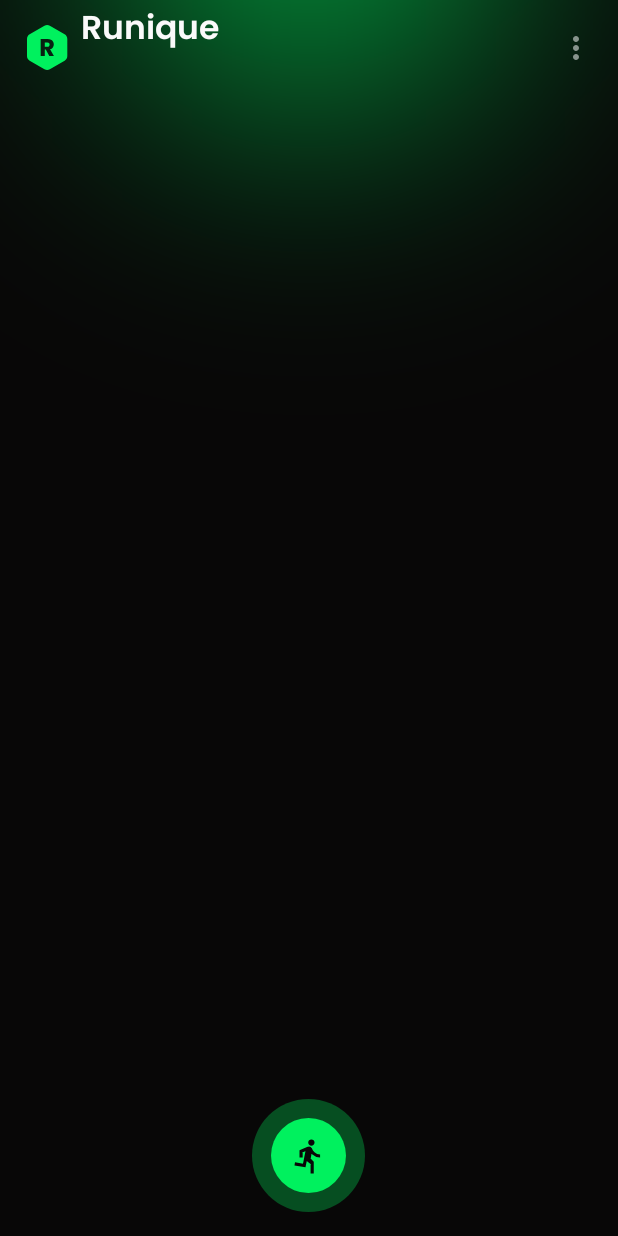
After one commit to MatanSofer/TrackerRunningApp, an Android app built with Jetpack Compose: the composable RunOverviewScreen shown on its own in the app's theme, on a phone screen of 412 x 824 dp. The commit adds this screen. Run offline under Robolectric (Android 15) with nearby library versions, the phone set to English and light mode, and no system bars.

Commit message:
create run overview screen skeleton

```diff
--- a/app/src/main/java/com/example/trackerrunningapp/NavigationRoot.kt
+++ b/app/src/main/java/com/example/trackerrunningapp/NavigationRoot.kt
@@ -10,6 +10,7 @@ import androidx.navigation.navigation
 import com.matans.auth.presentation.intro.IntroScreenRoot
 import com.matans.auth.presentation.login.LoginScreenRoot
 import com.matans.auth.presentation.register.RegisterScreenRoot
+import com.matans.run.presentation.run_overview.RunOverviewScreenRoot
 
 @Composable
 fun NavigationRoot(
@@ -83,7 +84,7 @@ private fun NavGraphBuilder.runGraph(navController: NavHostController) {
         route = "run"
     ) {
         composable("run_overview") {
-            Text(text = "Run overview!")
+            RunOverviewScreenRoot()
         }
     }
 }
--- /dev/null
+++ b/core/presentation/designsystem/src/main/java/com/matans/core/presentation/designsystem/components/RuniqueFloatingActionButton.kt
@@ -0,0 +1,66 @@
+package com.matans.core.presentation.designsystem.components
+
+import androidx.compose.foundation.background
+import androidx.compose.foundation.clickable
+import androidx.compose.foundation.layout.Box
+import androidx.compose.foundation.layout.padding
+import androidx.compose.foundation.layout.size
+import androidx.compose.foundation.shape.CircleShape
+import androidx.compose.material3.Icon
+import androidx.compose.material3.MaterialTheme
+import androidx.compose.runtime.Composable
+import androidx.compose.ui.Alignment
+import androidx.compose.ui.Modifier
+import androidx.compose.ui.draw.clip
+import androidx.compose.ui.graphics.vector.ImageVector
+import androidx.compose.ui.tooling.preview.Preview
+import androidx.compose.ui.unit.Dp
+import androidx.compose.ui.unit.dp
+import com.matans.core.presentation.designsystem.RunIcon
+import com.matans.core.presentation.designsystem.RuniqueTheme
+
+@Composable
+fun RuniqueFloationActionButton(
+    icon: ImageVector,
+    onClick: () -> Unit,
+    modifier: Modifier =Modifier,
+    contentDescription: String? = null,
+    iconSize: Dp = 25.dp
+) {
+    Box(
+        modifier = Modifier
+            .size(75.dp)
+            .clip(CircleShape)
+            .background(MaterialTheme.colorScheme.primary.copy(alpha = 0.3f))
+            .clickable(onClick = onClick),
+        contentAlignment = Alignment.Center
+    ) {
+        Box(
+            modifier = Modifier
+                .size(50.dp)
+                .clip(CircleShape)
+                .background(MaterialTheme.colorScheme.primary)
+                .padding(12.dp),
+            contentAlignment = Alignment.Center
+        ){
+            Icon(
+                imageVector = icon,
+                contentDescription =contentDescription,
+                tint = MaterialTheme.colorScheme.onPrimary,
+                modifier = Modifier.size(iconSize)
+
+            )
+        }
+    }
+}
+
+@Preview
+@Composable
+private fun RuniqueFloationActionButtonPreview() {
+    RuniqueTheme {
+        RuniqueFloationActionButton(
+            icon = RunIcon,
+            onClick = { /*TODO*/ }
+        )
+    }
+}
--- /dev/null
+++ b/core/presentation/designsystem/src/main/java/com/matans/core/presentation/designsystem/components/RuniqueScaffold.kt
@@ -0,0 +1,32 @@
+package com.matans.core.presentation.designsystem.components
+
+import androidx.compose.foundation.layout.PaddingValues
+import androidx.compose.material3.FabPosition
+import androidx.compose.material3.Scaffold
+import androidx.compose.runtime.Composable
+import androidx.compose.ui.Modifier
+
+@Composable
+fun RuniqueScaffold(
+    modifier: Modifier = Modifier,
+    widthGradient: Boolean = true,
+    topAppBar: @Composable () -> Unit ={},
+    floatingActionButton: @Composable () -> Unit,
+    content: @Composable (PaddingValues) -> Unit
+) {
+    Scaffold (
+        topBar = topAppBar,
+        floatingActionButton = floatingActionButton,
+        floatingActionButtonPosition = FabPosition.Center,
+        modifier = modifier
+    ){padding ->
+        if(widthGradient){
+            GradientBackground {
+                content(padding)
+            }
+        } else {
+            content(padding)
+        }
+
+    }
+}
--- /dev/null
+++ b/core/presentation/designsystem/src/main/java/com/matans/core/presentation/designsystem/components/RuniqueToolbar.kt
@@ -0,0 +1,157 @@
+package com.matans.core.presentation.designsystem.components
+
+import androidx.compose.foundation.clickable
+import androidx.compose.foundation.layout.Box
+import androidx.compose.foundation.layout.Row
+import androidx.compose.foundation.layout.Spacer
+import androidx.compose.foundation.layout.fillMaxWidth
+import androidx.compose.foundation.layout.padding
+import androidx.compose.foundation.layout.size
+import androidx.compose.foundation.layout.width
+import androidx.compose.material.icons.Icons
+import androidx.compose.material.icons.filled.MoreVert
+import androidx.compose.material3.DropdownMenu
+import androidx.compose.material3.ExperimentalMaterial3Api
+import androidx.compose.material3.Icon
+import androidx.compose.material3.IconButton
+import androidx.compose.material3.MaterialTheme
+import androidx.compose.material3.Text
+import androidx.compose.material3.TopAppBar
+import androidx.compose.material3.TopAppBarDefaults
+import androidx.compose.material3.TopAppBarScrollBehavior
+import androidx.compose.runtime.Composable
+import androidx.compose.runtime.getValue
+import androidx.compose.runtime.mutableStateOf
+import androidx.compose.runtime.remember
+import androidx.compose.runtime.saveable.rememberSaveable
+import androidx.compose.runtime.setValue
+import androidx.compose.ui.Alignment
+import androidx.compose.ui.Modifier
+import androidx.compose.ui.graphics.Color
+import androidx.compose.ui.res.stringResource
+import androidx.compose.ui.text.font.FontWeight
+import androidx.compose.ui.tooling.preview.Preview
+import androidx.compose.ui.unit.dp
+import com.matans.core.presentation.designsystem.AnalyticsIcon
+import com.matans.core.presentation.designsystem.ArrowLeftIcon
+import com.matans.core.presentation.designsystem.LogoIcon
+import com.matans.core.presentation.designsystem.Poppins
+import com.matans.core.presentation.designsystem.R
+import com.matans.core.presentation.designsystem.RuniqueGreen
+import com.matans.core.presentation.designsystem.RuniqueTheme
+import com.matans.core.presentation.designsystem.components.util.DropdownItem
+
+@OptIn(ExperimentalMaterial3Api::class)
+@Composable
+fun RuniqueToolbar(
+    showBackButton: Boolean,
+    title: String,
+    modifier: Modifier = Modifier,
+    menuItems: List<DropdownItem> = emptyList(),
+    onMenuItemClick: (Int) -> Unit = {},
+    onBackClick: () -> Unit = {},
+    scrollBehavior: TopAppBarScrollBehavior = TopAppBarDefaults.enterAlwaysScrollBehavior(),
+    startContent: (@Composable () -> Unit)? = null
+) {
+    var isDropDownOpen by rememberSaveable {
+        mutableStateOf(false)
+    }
+    TopAppBar(
+        title = {
+            Row(
+                verticalAlignment = Alignment.CenterVertically
+            ) {
+                startContent?.invoke()
+                Spacer(modifier = Modifier.width(8.dp))
+                Text(
+                    text = title,
+                    fontWeight = FontWeight.SemiBold,
+                    color = MaterialTheme.colorScheme.onBackground,
+                    fontFamily = Poppins
+                )
+            }
+        },
+        modifier = modifier,
+        scrollBehavior = scrollBehavior,
+        colors = TopAppBarDefaults.topAppBarColors(
+            containerColor = Color.Transparent
+        ),
+        navigationIcon = {
+            if(showBackButton) {
+                IconButton(onClick = onBackClick) {
+                    Icon(
+                        imageVector = ArrowLeftIcon,
+                        contentDescription = stringResource(id = R.string.go_back),
+                        tint = MaterialTheme.colorScheme.onBackground
+                    )
+                }
+            }
+        },
+        actions = {
+            if(menuItems.isNotEmpty()) {
+                Box {
+                    DropdownMenu(
+                        expanded = isDropDownOpen,
+                        onDismissRequest = {
+                            isDropDownOpen = false
+                        }
+                    ) {
+                        menuItems.forEachIndexed { index, item ->
+                            Row(
+                                verticalAlignment = Alignment.CenterVertically,
+                                modifier = Modifier
+                                    .clickable { onMenuItemClick(index) }
+                                    .fillMaxWidth()
+                                    .padding(16.dp)
+                            ) {
+                                Icon(
+                                    imageVector = item.icon,
+                                    contentDescription = item.title
+                                )
+                                Spacer(modifier = Modifier.width(8.dp))
+                                Text(text = item.title)
+                            }
+                        }
+                    }
+                    IconButton(onClick = {
+                        isDropDownOpen = true
+                    }) {
+                        Icon(
+                            imageVector = Icons.Default.MoreVert,
+                            contentDescription = stringResource(id = R.string.open_menu),
+                            tint = MaterialTheme.colorScheme.onSurfaceVariant
+                        )
+                    }
+                }
+            }
+        }
+    )
+}
+
+@OptIn(ExperimentalMaterial3Api::class)
+@Preview
+@Composable
+private fun RuniqueToolbarPreview() {
+    RuniqueTheme {
+        RuniqueToolbar(
+            showBackButton = false,
+            title = "Runique",
+            modifier = Modifier.fillMaxWidth(),
+            startContent = {
+                Icon(
+                    imageVector = LogoIcon,
+                    contentDescription = null,
+                    tint = RuniqueGreen,
+                    modifier = Modifier
+                        .size(35.dp)
+                )
+            },
+            menuItems = listOf(
+                DropdownItem(
+                    icon = AnalyticsIcon,
+                    title = "Analytics"
+                )
+            )
+        )
+    }
+}
--- /dev/null
+++ b/core/presentation/designsystem/src/main/java/com/matans/core/presentation/designsystem/components/util/DropdownItem.kt
@@ -0,0 +1,8 @@
+package com.matans.core.presentation.designsystem.components.util
+
+import androidx.compose.ui.graphics.vector.ImageVector
+
+data class DropdownItem(
+    val icon: ImageVector,
+    val title: String
+)
--- a/core/presentation/designsystem/src/main/res/values/strings.xml
+++ b/core/presentation/designsystem/src/main/res/values/strings.xml
@@ -2,4 +2,6 @@
 <resources>
     <string name="show_password">Show password</string>
     <string name="hide_password">Hide password</string>
+    <string name="go_back">Go Back</string>
+    <string name="open_menu">Open menu</string>
 </resources>
--- /dev/null
+++ b/run/presentation/src/main/java/com/matans/run/presentation/run_overview/RunOverviewScreen.kt
@@ -0,0 +1,97 @@
+package com.matans.run.presentation.run_overview
+
+import androidx.compose.foundation.layout.size
+import androidx.compose.material3.ExperimentalMaterial3Api
+import androidx.compose.material3.Icon
+import androidx.compose.material3.MaterialTheme
+import androidx.compose.material3.TopAppBarDefaults
+import androidx.compose.material3.rememberTopAppBarState
+import androidx.compose.runtime.Composable
+import androidx.compose.ui.Modifier
+import androidx.compose.ui.res.stringResource
+import androidx.compose.ui.tooling.preview.Preview
+import androidx.compose.ui.unit.dp
+import com.matans.core.presentation.designsystem.AnalyticsIcon
+import com.matans.core.presentation.designsystem.LogoIcon
+import com.matans.core.presentation.designsystem.LogoutIcon
+import com.matans.core.presentation.designsystem.RunIcon
+import com.matans.core.presentation.designsystem.RuniqueTheme
+import com.matans.core.presentation.designsystem.components.RuniqueFloationActionButton
+import com.matans.core.presentation.designsystem.components.RuniqueScaffold
+import com.matans.core.presentation.designsystem.components.RuniqueToolbar
+import com.matans.core.presentation.designsystem.components.util.DropdownItem
+import com.matans.run.presentation.R
+import org.koin.androidx.compose.koinViewModel
+
+@Composable
+fun RunOverviewScreenRoot(
+    viewModel: RunOverviewViewModel = koinViewModel(),
+) {
+    RunOverviewScreen(
+        onAction = viewModel::onAction
+    )
+}
+
+@OptIn(ExperimentalMaterial3Api::class)
+@Composable
+private fun RunOverviewScreen(
+    onAction: (RunOverviewAction) -> Unit
+) {
+    val topAppBarState = rememberTopAppBarState()
+    val scrollBehavior = TopAppBarDefaults.enterAlwaysScrollBehavior(
+        state = topAppBarState
+    )
+    RuniqueScaffold(
+        topAppBar = {
+            RuniqueToolbar(
+                showBackButton = false,
+                title = stringResource(id = R.string.runique),
+                scrollBehavior = scrollBehavior,
+                menuItems = listOf(
+                    DropdownItem(
+                        icon = AnalyticsIcon,
+                        title = stringResource(id = R.string.analytics)
+                    ),
+                    DropdownItem(
+                        icon = LogoutIcon,
+                        title = stringResource(id = R.string.logout)
+                    ),
+                ),
+                onMenuItemClick = { index ->
+                    when (index) {
+                        0 -> onAction(RunOverviewAction.OnAnalyticsClick)
+                        1 -> onAction(RunOverviewAction.OnLogoutClick)
+                    }
+                },
+                startContent = {
+                    Icon(
+                        imageVector = LogoIcon,
+                        contentDescription = null,
+                        tint = MaterialTheme.colorScheme.primary,
+                        modifier = Modifier.size(30.dp)
+                    )
+                }
+            )
+        },
+        floatingActionButton = {
+            RuniqueFloationActionButton(
+                icon = RunIcon,
+                onClick = {
+                    onAction(RunOverviewAction.OnStartClick)
+                }
+            )
+        }
+    ) { padding ->
+
+    }
+}
+
+@Preview
+@Composable
+private fun RunOverviewScreenPreview() {
+    RuniqueTheme {
+        RunOverviewScreen(
+            onAction = {}
+        )
+    }
+}
--- /dev/null
+++ b/run/presentation/src/main/java/com/matans/run/presentation/run_overview/RunOverviewState.kt
@@ -0,0 +1,5 @@
+package com.matans.run.presentation.run_overview
+
+data class RunOverviewState(
+    val a: String = ""
+)
--- /dev/null
+++ b/run/presentation/src/main/res/values/strings.xml
@@ -0,0 +1,6 @@
+<?xml version="1.0" encoding="utf-8"?>
+<resources>
+    <string name="runique">Runqiue</string>
+    <string name="analytics">Analytics</string>
+    <string name="logout">Logout</string>
+</resources>
```
Also changed, not shown: run/presentation/src/main/java/com/matans/run/presentation/run_overview/RunOverviewAction.kt (added, +7 -0 lines), run/presentation/src/main/java/com/matans/run/presentation/run_overview/RunOverviewViewModel.kt (added, +10 -0 lines).
